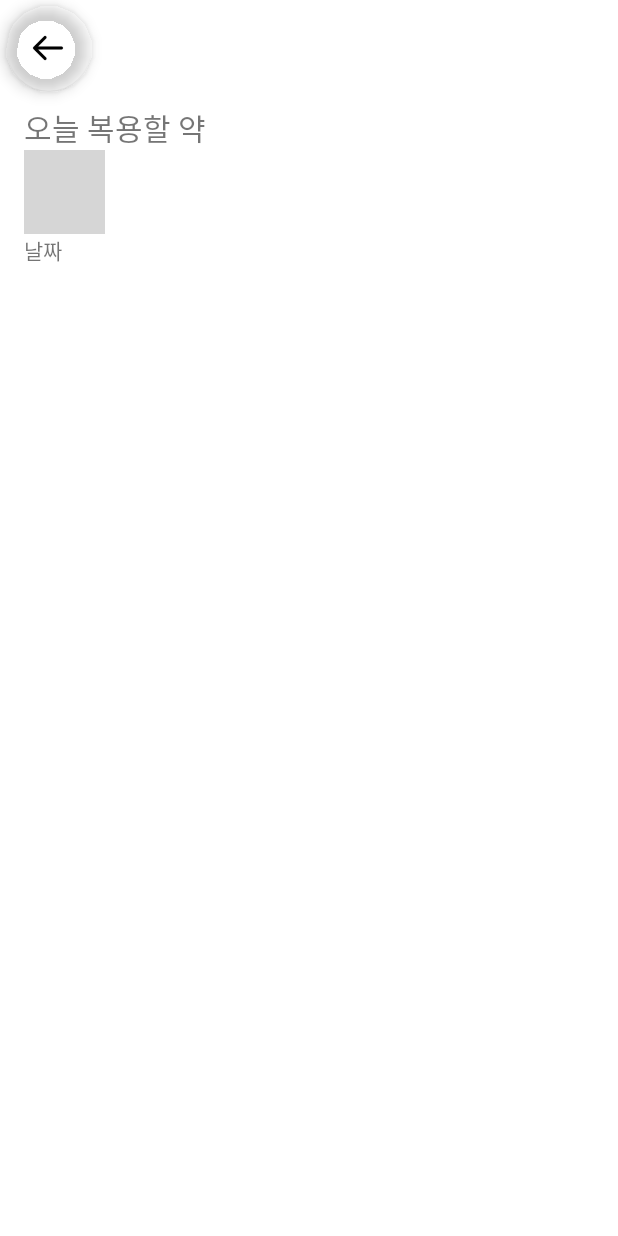
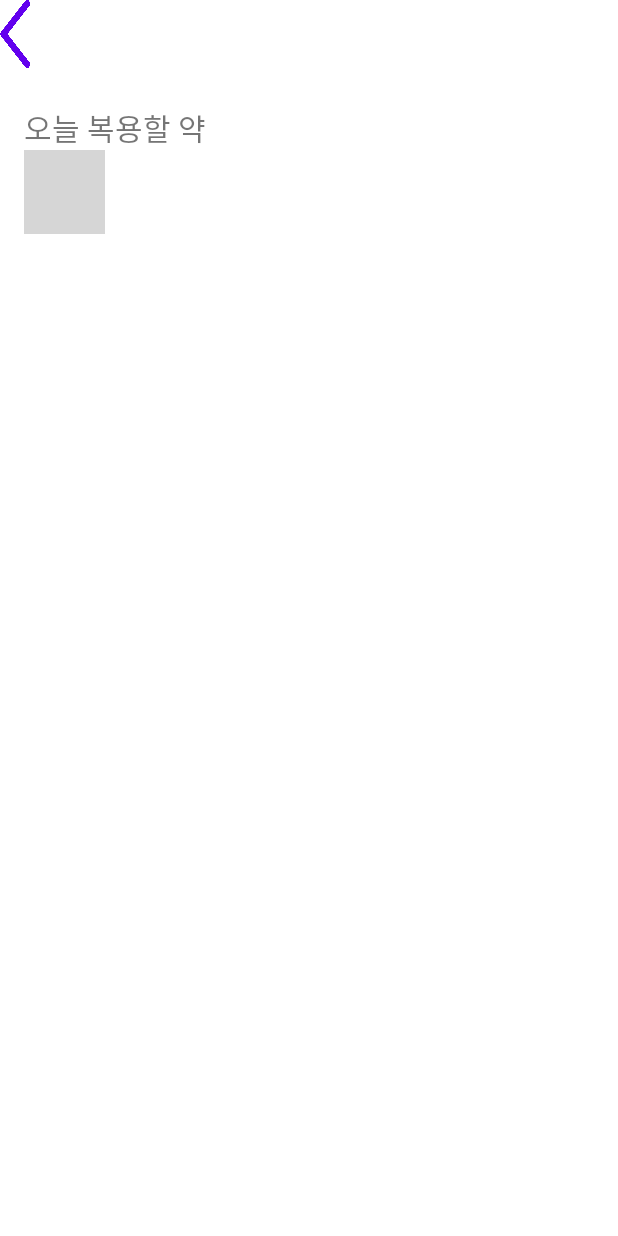
Before and after one commit to opensourceSW-13/pillsogood, an Android app: the layout activity_daydruglist.xml on its own in the app's theme, with its tools: preview values and no code run, on a phone screen of 412 x 824 dp. Run offline under Robolectric (Android 15) with nearby library versions, the phone set to English and light mode, and no system bars; grey boxes are pictures that could not be loaded.

Commit message:
완성본

```diff
--- a/app/src/main/java/com/opensource13/pillsogood/MainActivity.java
+++ b/app/src/main/java/com/opensource13/pillsogood/MainActivity.java
@@ -97,7 +97,9 @@ public class MainActivity extends AppCompatActivity {
                 @Override
                 public void onItemClick(AdapterView<?> adapterView, View view, int position, long l) {
                     Intent intent = new Intent(MainActivity.this, DaydruglistActivity.class);
-//                    intent.putExtra("dayofweek", colum); // put image data in Intent
+                    int result = position%7;
+                    intent.putExtra("dayofweek",result); // put image data in Intent
+                    Log.d("칼럼값", String.valueOf(monthViewAdapter.columnIndex));
                     startActivity(intent); // start Intent
                 }
             });
--- a/app/src/main/java/com/opensource13/pillsogood/MonthAdapter.java
+++ b/app/src/main/java/com/opensource13/pillsogood/MonthAdapter.java
@@ -36,6 +36,8 @@ public class MonthAdapter extends BaseAdapter {
     int startDay;
     int curYear;
     int curMonth;
+    int result = 0;
+    int columnIndex;
 
     int firstDay;
     int lastDay;
@@ -116,7 +118,6 @@ public class MonthAdapter extends BaseAdapter {
     }
 
     private int getFirstDay(int dayOfWeek) {
-        int result = 0;
         if (dayOfWeek == Calendar.SUNDAY) {
             result = 0;
         } else if (dayOfWeek == Calendar.MONDAY) {
@@ -187,7 +188,7 @@ public class MonthAdapter extends BaseAdapter {
 
         // calculate row and column
         int rowIndex = position / countColumn;
-        int columnIndex = position % countColumn; //요일 0~6 으로 데베 구별해서 가져오기
+        columnIndex = position % countColumn; //요일 0~6 으로 데베 구별해서 가져오기
 
         Log.d(TAG, "Index : " + rowIndex + ", " + columnIndex);
 
--- a/app/src/main/res/layout/activity_daydruglist.xml
+++ b/app/src/main/res/layout/activity_daydruglist.xml
@@ -7,20 +7,18 @@
 
     android:layout_width="match_parent"
     android:layout_height="match_parent"
-    tools:context=".MainActivity">
+    tools:context=".DaydruglistActivity">
 
     //뒤로가기 버튼
-    <com.google.android.material.floatingactionbutton.FloatingActionButton
-        android:id="@+id/btn_back"
-        android:layout_width="62dp"
-        android:layout_height="57dp"
-        android:layout_marginStart="4dp"
-        android:layout_marginTop="4dp"
-        android:clickable="true"
-        app:backgroundTint="#00FFFFFF"
-        app:layout_constraintStart_toStartOf="parent"
-        app:layout_constraintTop_toTopOf="parent"
-        app:srcCompat="@drawable/icon_arrowleft" />
+    <Button
+        android:id="@+id/setAlarmPrevious"
+        android:layout_width="20dp"
+        android:layout_height="45dp"
+        android:layout_alignParentLeft="true"
+        android:layout_margin="13dp"
+        android:background="@drawable/backward"
+        android:gravity="center_horizontal"
+        tools:ignore="MissingConstraints" />
 
     //LinearLayout
 
@@ -56,17 +54,17 @@
             tools:layout_editor_absoluteX="16dp"
             tools:layout_editor_absoluteY="91dp" />
 
-        // 날짜 텍스트
-        <TextView
-            android:id="@+id/tv_date"
-            android:layout_width="wrap_content"
-            android:layout_height="wrap_content"
-            android:layout_marginEnd="16dp"
-            android:text="날짜"
-            android:layout_alignRight="@id/tv_daydrug"
-            android:layout_alignBottom="@id/tv_daydrug"
-            app:layout_constraintBottom_toBottomOf="@+id/tv_daydrug"
-            app:layout_constraintEnd_toEndOf="parent" />
+<!--        // 날짜 텍스트-->
+<!--        <TextView-->
+<!--            android:id="@+id/tv_date"-->
+<!--            android:layout_width="wrap_content"-->
+<!--            android:layout_height="wrap_content"-->
+<!--            android:layout_marginEnd="16dp"-->
+<!--            android:text="날짜"-->
+<!--            android:layout_alignRight="@id/tv_daydrug"-->
+<!--            android:layout_alignBottom="@id/tv_daydrug"-->
+<!--            app:layout_constraintBottom_toBottomOf="@+id/tv_daydrug"-->
+<!--            app:layout_constraintEnd_toEndOf="parent" />-->
 
         //체크리스트
         <ListView
```
Also changed, not shown: app/src/main/AndroidManifest.xml (+5 -4 lines), app/src/main/java/com/opensource13/pillsogood/DaydruglistActivity.java (+59 -33 lines), app/src/main/java/com/opensource13/pillsogood/daydrugadapter.java (added, +81 -0 lines), app/src/main/res/layout/daydruglistview.xml (renamed from app/src/main/res/layout/forlistview.xml, +18 -13 lines).
